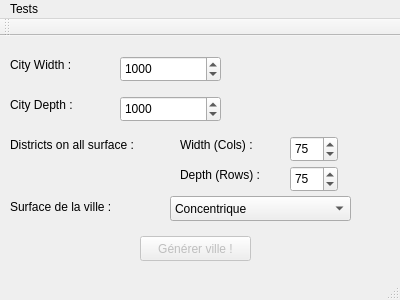
Qt form CityProject/mainwindow.ui (stepharc/CityProjectGIG) before a commit.
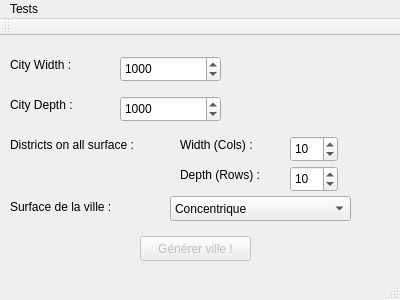
The same form after that commit.

The edit to the form file:
```diff
--- a/CityProject/mainwindow.ui
+++ b/CityProject/mainwindow.ui
@@ -181,10 +181,10 @@
      <number>1</number>
     </property>
     <property name="maximum">
-     <number>100</number>
+     <number>20</number>
     </property>
     <property name="value">
-     <number>75</number>
+     <number>10</number>
     </property>
    </widget>
    <widget class="QLabel" name="label_6">
@@ -213,10 +213,10 @@
      <number>1</number>
     </property>
     <property name="maximum">
-     <number>100</number>
+     <number>20</number>
     </property>
     <property name="value">
-     <number>75</number>
+     <number>10</number>
     </property>
    </widget>
   </widget>
```
Left out of the diff: 4 changed lines with no effect on the pictures.
